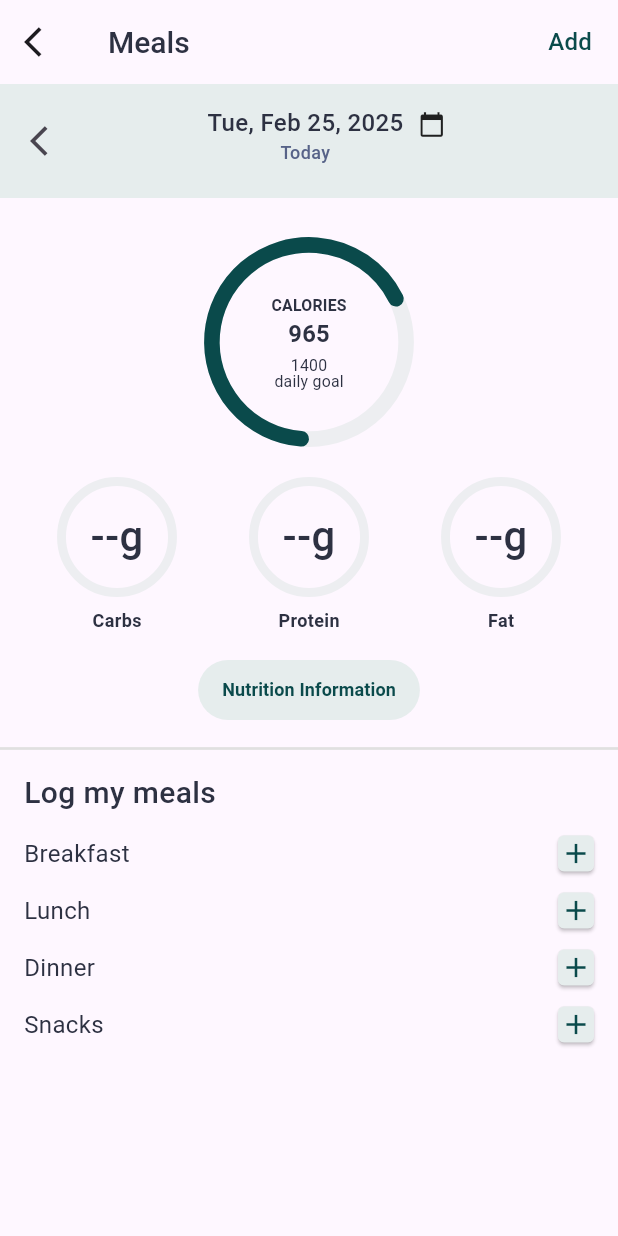
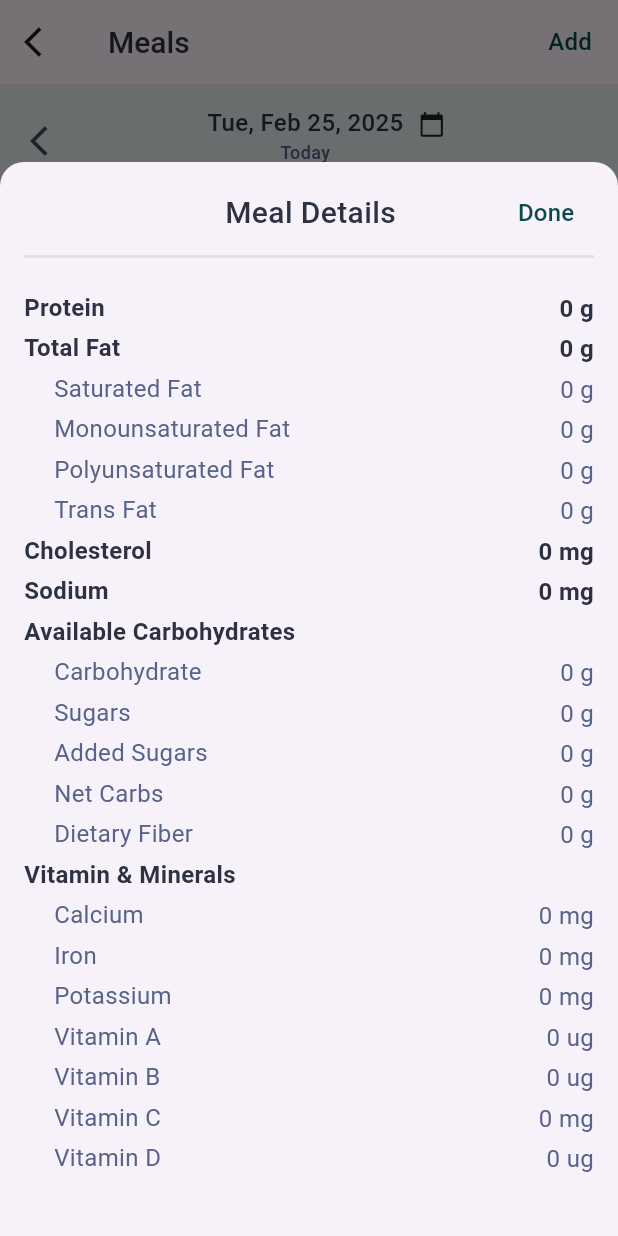
Before and after one commit to RancellTapia/Meals_App, a Flutter app: the screen it shows after launch, after a tap on "Nutrition Information", on a phone screen of 412 x 824 dp. Run offline on Flutter 3.47's test engine with Material 3 defaults, Android fonts, the phone set to English and light mode, and no system bars; our stand-ins replace go_router, syncfusion_flutter_charts.

Commit message:
[ADD] Adding Meal Details modal

```diff
--- a/lib/config/models/models.dart
+++ b/lib/config/models/models.dart
@@ -1,2 +1,3 @@
 export 'package:meals/config/models/colors.dart';
+export 'package:meals/config/models/nutrition_data.dart';
 export 'package:meals/config/models/typography.dart';
--- /dev/null
+++ b/lib/config/models/nutrition_data.dart
@@ -0,0 +1,31 @@
+class NutritionData {
+  static final List<Map<String, dynamic>> items = [
+    {"name": "Protein", "value": 0, "unit": "g", "isSubItem": false},
+    {"name": "Total Fat", "value": 0, "unit": "g", "isSubItem": false},
+    {"name": "Saturated Fat", "value": 0, "unit": "g", "isSubItem": true},
+    {"name": "Monounsaturated Fat", "value": 0, "unit": "g", "isSubItem": true},
+    {"name": "Polyunsaturated Fat", "value": 0, "unit": "g", "isSubItem": true},
+    {"name": "Trans Fat", "value": 0, "unit": "g", "isSubItem": true},
+    {"name": "Cholesterol", "value": 0, "unit": "mg", "isSubItem": false},
+    {"name": "Sodium", "value": 0, "unit": "mg", "isSubItem": false},
+    {
+      "name": "Available Carbohydrates",
+      "value": "",
+      "unit": "",
+      "isSubItem": false
+    },
+    {"name": "Carbohydrate", "value": 0, "unit": "g", "isSubItem": true},
+    {"name": "Sugars", "value": 0, "unit": "g", "isSubItem": true},
+    {"name": "Added Sugars", "value": 0, "unit": "g", "isSubItem": true},
+    {"name": "Net Carbs", "value": 0, "unit": "g", "isSubItem": true},
+    {"name": "Dietary Fiber", "value": 0, "unit": "g", "isSubItem": true},
+    {"name": "Vitamin & Minerals", "value": "", "unit": "", "isSubItem": false},
+    {"name": "Calcium", "value": 0, "unit": "mg", "isSubItem": true},
+    {"name": "Iron", "value": 0, "unit": "mg", "isSubItem": true},
+    {"name": "Potassium", "value": 0, "unit": "mg", "isSubItem": true},
+    {"name": "Vitamin A", "value": 0, "unit": "ug", "isSubItem": true},
+    {"name": "Vitamin B", "value": 0, "unit": "ug", "isSubItem": true},
+    {"name": "Vitamin C", "value": 0, "unit": "mg", "isSubItem": true},
+    {"name": "Vitamin D", "value": 0, "unit": "ug", "isSubItem": true},
+  ];
+}
--- a/lib/presentation/screens/home/home_screen.dart
+++ b/lib/presentation/screens/home/home_screen.dart
@@ -24,21 +24,35 @@ class HomeScreen extends StatelessWidget {
         actions: [
           TextButton(
             onPressed: () {},
-                child: Text('Add',
+            child: Text(
+              'Add',
               style: AppTypography.body.copyWith(
                 color: AppColors.primary,
                 fontWeight: FontWeight.w500,
-                        height: 1.0))),
+                height: 1.0,
+              ),
+            ),
+          ),
         ],
       ),
-        body: _HomeScreenView());
+      body: _HomeScreenView(),
+    );
   }
 }
 
 class _HomeScreenView extends StatelessWidget {
-  const _HomeScreenView({
-    super.key,
-  });
+  const _HomeScreenView({super.key});
+
+  void _showNutritionModal(BuildContext context) {
+    showModalBottomSheet(
+      context: context,
+      isScrollControlled: true,
+      shape: const RoundedRectangleBorder(
+        borderRadius: BorderRadius.vertical(top: Radius.circular(16)),
+      ),
+      builder: (context) => const MealDetailsModal(),
+    );
+  }
 
   @override
   Widget build(BuildContext context) {
@@ -47,10 +61,10 @@ class _HomeScreenView extends StatelessWidget {
         children: [
           DateWitget(),
           GraphipInfo(),
-          SizedBox(height: 16),
+          const SizedBox(height: 16),
           RoundedButton(
             text: 'Nutrition Information',
-            onPressed: () {},
+            onPressed: () => _showNutritionModal(context),
           ),
           Divider(
             color: Colors.grey[300],
--- /dev/null
+++ b/lib/presentation/screens/home/widget/meal_details_modal.dart
@@ -0,0 +1,51 @@
+import 'package:flutter/material.dart';
+
+import 'package:meals/presentation/screens/home/widget/widget.dart';
+import 'package:meals/config/models/models.dart';
+
+class MealDetailsModal extends StatelessWidget {
+  const MealDetailsModal({super.key});
+
+  @override
+  Widget build(BuildContext context) {
+    return Padding(
+      padding: const EdgeInsets.only(top: 10, bottom: 34, right: 16, left: 16),
+      child: Column(
+        mainAxisSize: MainAxisSize.min,
+        children: [
+          Row(
+            mainAxisAlignment: MainAxisAlignment.spaceBetween,
+            children: [
+              SizedBox(
+                width: 66,
+              ),
+              Text(
+                "Meal Details",
+                style: AppTypography.h2.copyWith(
+                  color: AppColors.textPrimary,
+                  fontWeight: FontWeight.w500,
+                ),
+              ),
+              TextButton(
+                onPressed: () => Navigator.pop(context),
+                child: Text("Done",
+                    style: AppTypography.body.copyWith(
+                      color: AppColors.primary,
+                      fontWeight: FontWeight.w500,
+                      height: 1.0,
+                    )),
+              ),
+            ],
+          ),
+          Divider(
+            color: Colors.grey[300],
+            thickness: 1.8,
+            height: 10,
+          ),
+          const SizedBox(height: 20),
+          NutritionInfoList(nutritionData: NutritionData.items),
+        ],
+      ),
+    );
+  }
+}
--- /dev/null
+++ b/lib/presentation/screens/home/widget/nutrition_info_list.dart
@@ -0,0 +1,48 @@
+import 'package:flutter/material.dart';
+
+import 'package:meals/config/models/models.dart';
+
+class NutritionInfoList extends StatelessWidget {
+  final List<Map<String, dynamic>> nutritionData;
+
+  const NutritionInfoList({
+    super.key,
+    required this.nutritionData,
+  });
+
+  @override
+  Widget build(BuildContext context) {
+    return Column(
+      crossAxisAlignment: CrossAxisAlignment.start,
+      children: nutritionData.map((item) {
+        return Padding(
+          padding:
+              EdgeInsets.only(left: item['isSubItem'] ? 20.0 : 0.0, bottom: 8),
+          child: Row(
+            mainAxisAlignment: MainAxisAlignment.spaceBetween,
+            children: [
+              Text(item['name'],
+                  style: AppTypography.body.copyWith(
+                    color: item['isSubItem']
+                        ? AppColors.textSecondary
+                        : AppColors.textPrimary,
+                    fontWeight:
+                        item['isSubItem'] ? FontWeight.normal : FontWeight.bold,
+                    height: 1.0,
+                  )),
+              Text('${item['value']} ${item['unit']}',
+                  style: AppTypography.body.copyWith(
+                    color: item['isSubItem']
+                        ? AppColors.textSecondary
+                        : AppColors.textPrimary,
+                    fontWeight:
+                        item['isSubItem'] ? FontWeight.normal : FontWeight.bold,
+                    height: 1.2,
+                  )),
+            ],
+          ),
+        );
+      }).toList(),
+    );
+  }
+}
--- a/lib/presentation/screens/home/widget/widget.dart
+++ b/lib/presentation/screens/home/widget/widget.dart
@@ -2,4 +2,6 @@ export 'package:meals/presentation/screens/home/widget/add_button.dart';
 export 'package:meals/presentation/screens/home/widget/date_widget.dart';
 export 'package:meals/presentation/screens/home/widget/graphic_info.dart';
 export 'package:meals/presentation/screens/home/widget/log_meals.dart';
+export 'package:meals/presentation/screens/home/widget/meal_details_modal.dart';
+export 'package:meals/presentation/screens/home/widget/nutrition_info_list.dart';
 export 'package:meals/presentation/screens/home/widget/rounded_button.dart';
```
Lines whose indentation alone changed are shown as unchanged.
